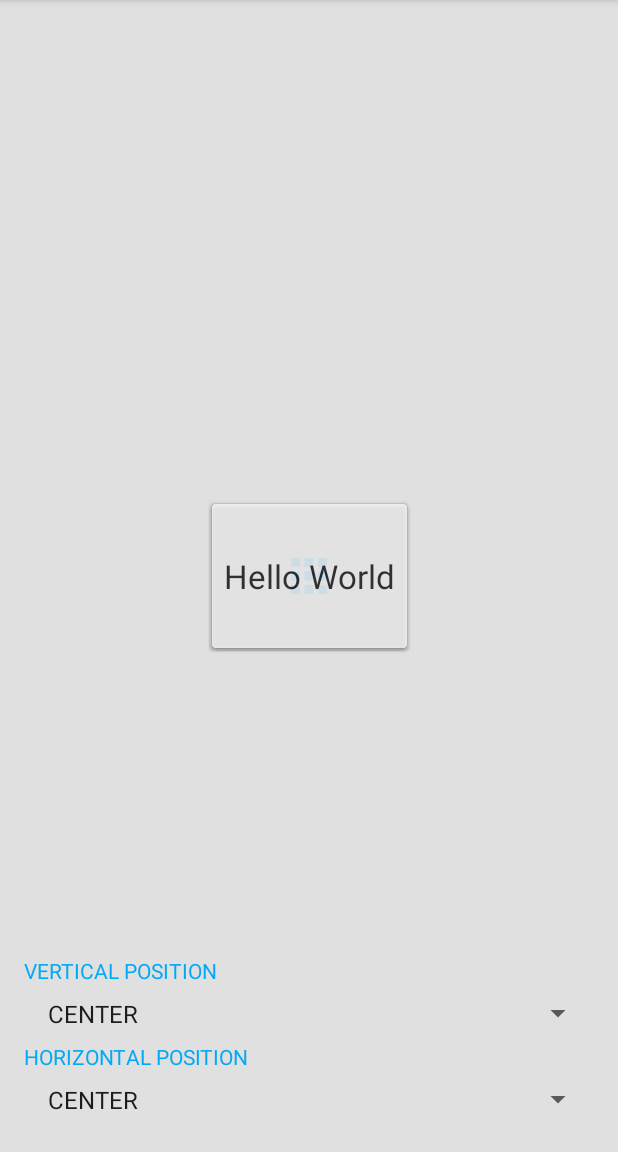
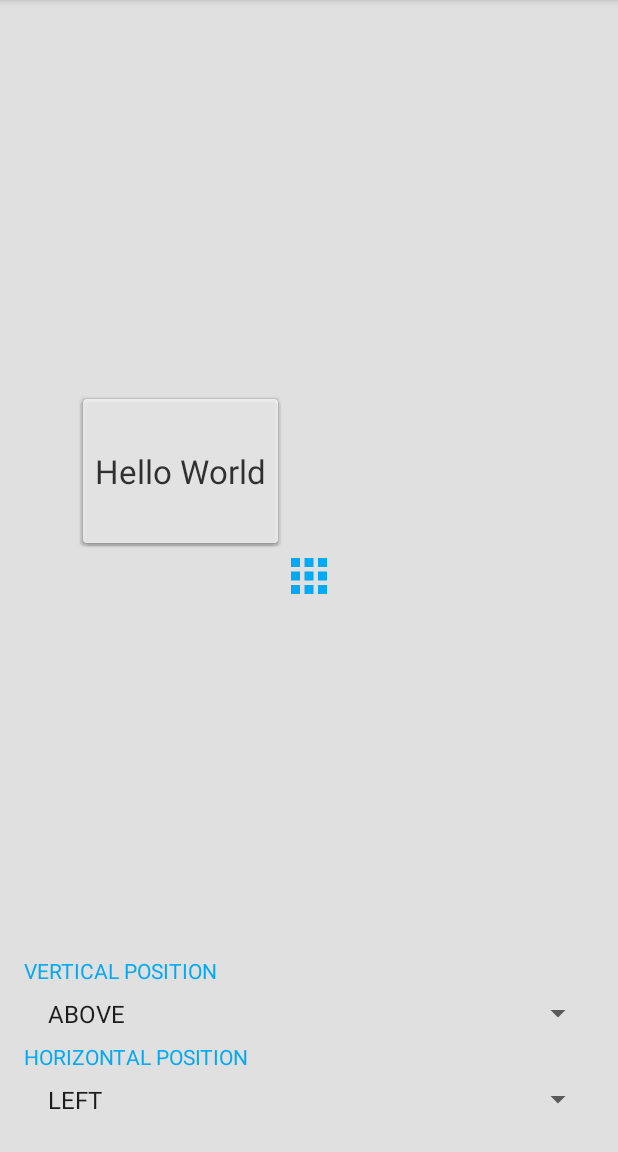
Before and after one commit to kakajika/RelativePopupWindow, an Android app: the screen it shows after launch (ExampleActivity), after a tap on an icon or button, on a phone screen of 412 x 824 dp, the part 84-1236 px from its top. Run offline under Robolectric (Android 15) with nearby library versions, the phone set to English and light mode, and no system bars.

Commit message:
Change order of position parameters in example

```diff
--- a/example/src/main/java/com/labo/kaji/relativepopupwindow/example/ExampleActivity.kt
+++ b/example/src/main/java/com/labo/kaji/relativepopupwindow/example/ExampleActivity.kt
@@ -30,8 +30,20 @@ class ExampleActivity : AppCompatActivity() {
         }
 
         button1.setOnClickListener { view ->
-            @VerticalPosition val vertPos = spinner_vertical.selectedItemPosition
-            @HorizontalPosition val horizPos = spinner_horizontal.selectedItemPosition
+            val vertPos = when (spinner_vertical.selectedItemPosition) {
+                0 -> VerticalPosition.ABOVE
+                1 -> VerticalPosition.ALIGN_BOTTOM
+                2 -> VerticalPosition.CENTER
+                3 -> VerticalPosition.ALIGN_TOP
+                else -> VerticalPosition.BELOW
+            }
+            val horizPos = when (spinner_vertical.selectedItemPosition) {
+                0 -> HorizontalPosition.LEFT
+                1 -> HorizontalPosition.ALIGN_RIGHT
+                2 -> HorizontalPosition.CENTER
+                3 -> HorizontalPosition.ALIGN_LEFT
+                else -> HorizontalPosition.RIGHT
+            }
             CardPopup(view.context).showOnAnchor(view, vertPos, horizPos)
         }
     }
--- a/example/src/main/res/values/strings.xml
+++ b/example/src/main/res/values/strings.xml
@@ -1,17 +1,17 @@
 <resources>
     <string name="app_name">RelativePopupWindow</string>
     <string-array name="vertical_positions">
+        <item>ABOVE</item>
+        <item>ALIGN_BOTTOM</item>
         <item>CENTER</item>
-        <item>ABOVE</item>
+        <item>ALIGN_TOP</item>
         <item>BELOW</item>
-        <item>ALIGN_TOP</item>
-        <item>ALIGN_BOTTOM</item>
     </string-array>
     <string-array name="horizontal_positions">
+        <item>LEFT</item>
+        <item>ALIGN_RIGHT</item>
         <item>CENTER</item>
-        <item>LEFT</item>
+        <item>ALIGN_LEFT</item>
         <item>RIGHT</item>
-        <item>ALIGN_LEFT</item>
-        <item>ALIGN_RIGHT</item>
     </string-array>
 </resources>
```
